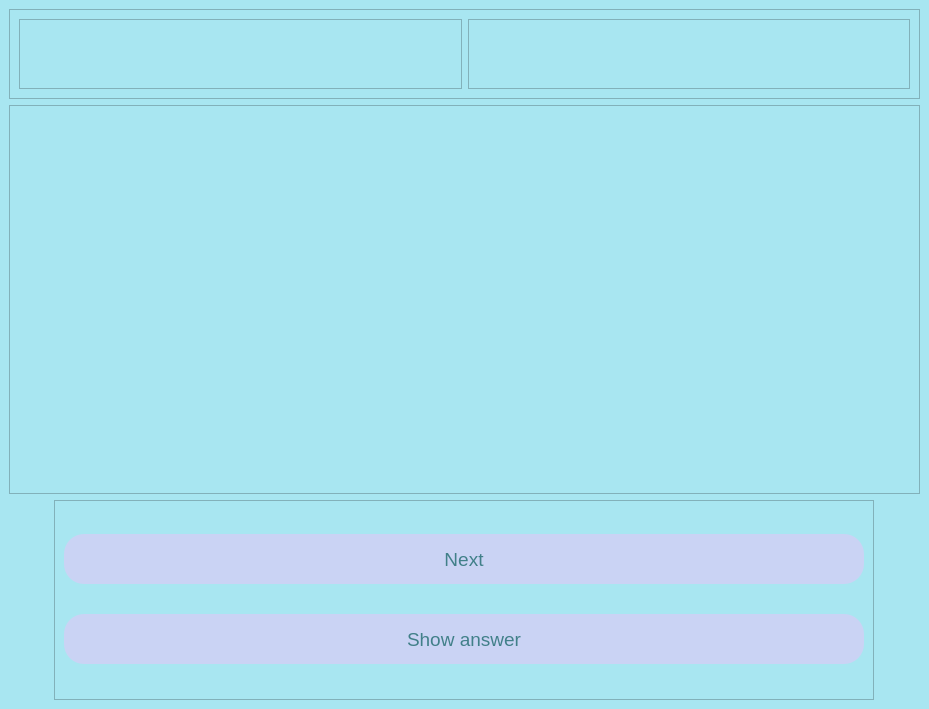
The window that layouts/word_trainer.ui (fedulovs/wordTrainer) describes before a commit, drawn with Qt 5.
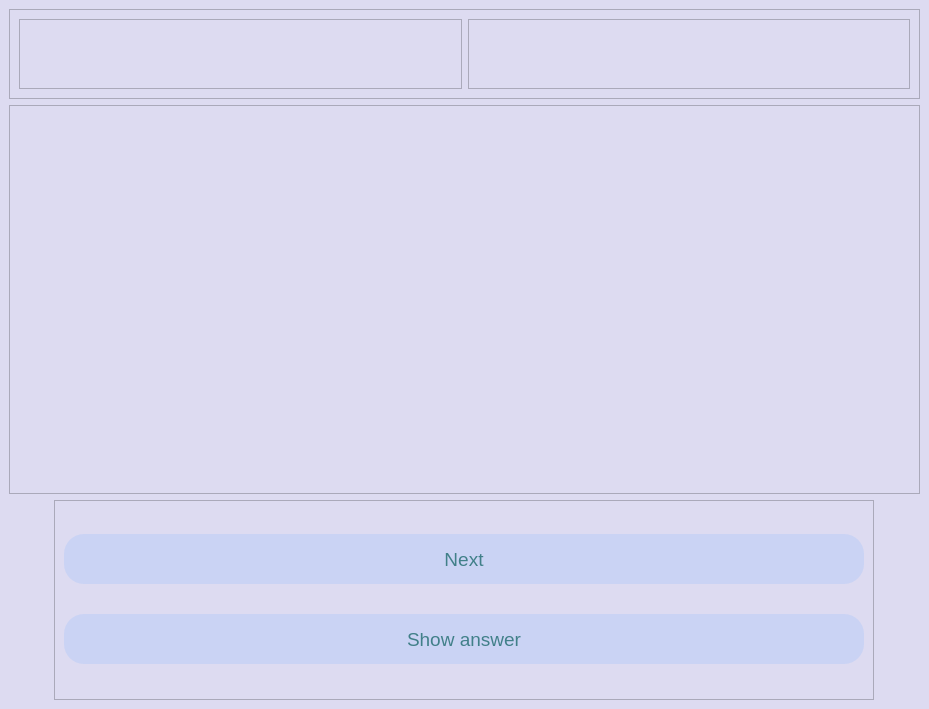
The same window after the commit.

Commit message: Change color scheme

The edit to the form file:
```diff
--- a/layouts/word_trainer.ui
+++ b/layouts/word_trainer.ui
@@ -20,7 +20,8 @@
             <string>MainWindow</string>
         </property>
         <property name="styleSheet">
-            <string notr="true">background-color: #A8E6F1
+            <string notr="true">background-color: #DDDBF1
+
             </string>
         </property>
         <widget class="QWidget" name="centralwidget">
```
